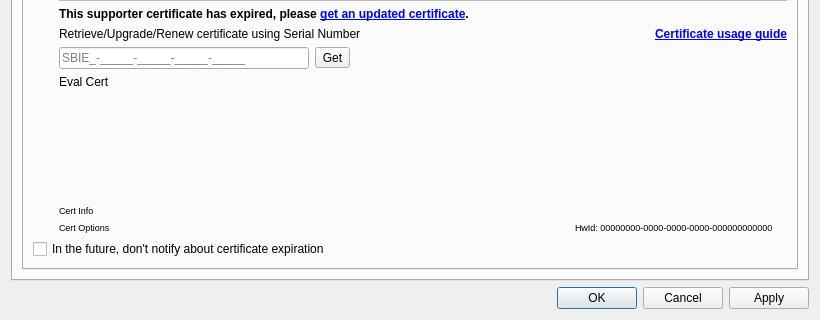
Old version of the form SandboxiePlus/SandMan/Forms/SettingsWindow.ui in the repository sandboxie-plus/Sandboxie; both pictures show x 0 to 820 and y 249 to 569 of the 820 by 569 pixel window.
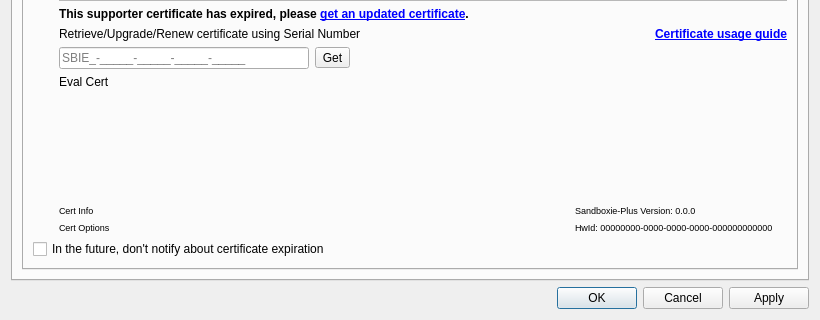
New version of the form. The open tabs and pages were chosen to show the change. Icons and pictures are not drawn.

```diff
--- a/SandboxiePlus/SandMan/Forms/SettingsWindow.ui
+++ b/SandboxiePlus/SandMan/Forms/SettingsWindow.ui
@@ -1649,22 +1649,6 @@
                  </property>
                 </widget>
                </item>
-               <item row="12" column="1" colspan="4">
-                <widget class="QLabel" name="lblCert">
-                 <property name="font">
-                  <font>
-                   <pointsize>7</pointsize>
-                   <kerning>true</kerning>
-                  </font>
-                 </property>
-                 <property name="text">
-                  <string>Cert Info</string>
-                 </property>
-                 <property name="openExternalLinks">
-                  <bool>false</bool>
-                 </property>
-                </widget>
-               </item>
                <item row="13" column="4">
                 <widget class="QLabel" name="lblHwId">
                  <property name="font">
@@ -1832,6 +1816,35 @@
                  </property>
                 </spacer>
                </item>
+               <item row="12" column="1" colspan="3">
+                <widget class="QLabel" name="lblCert">
+                 <property name="font">
+                  <font>
+                   <pointsize>7</pointsize>
+                   <kerning>true</kerning>
+                  </font>
+                 </property>
+                 <property name="text">
+                  <string>Cert Info</string>
+                 </property>
+                 <property name="openExternalLinks">
+                  <bool>false</bool>
+                 </property>
+                </widget>
+               </item>
+               <item row="12" column="4">
+                <widget class="QLabel" name="lblVersion">
+                 <property name="font">
+                  <font>
+                   <pointsize>7</pointsize>
+                   <kerning>true</kerning>
+                  </font>
+                 </property>
+                 <property name="text">
+                  <string>Sandboxie-Plus Version: 0.0.0</string>
+                 </property>
+                </widget>
+               </item>
               </layout>
              </item>
             </layout>
```
Left out of the diff: 1 changed line with no effect on the pictures.
